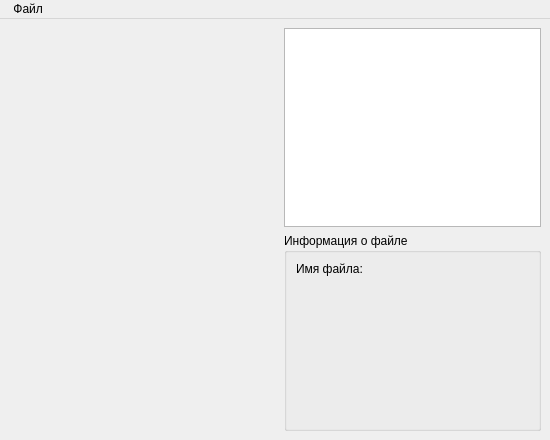
Qt form GUI/designer/MainWindow.ui (WhiteFox123c/Viewer) before a commit.
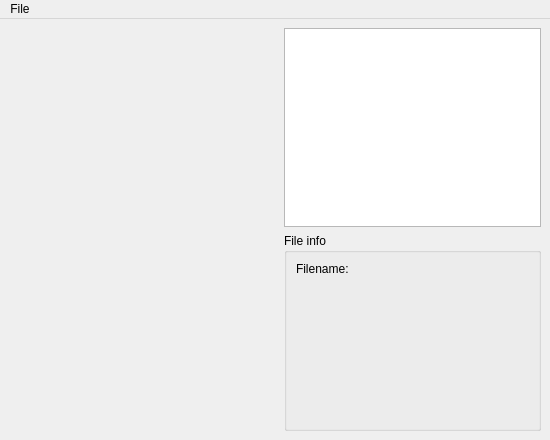
The same form after that commit.

Commit message: Update layout and behavior for path selecting

What changed in the file:
```diff
--- a/GUI/designer/MainWindow.ui
+++ b/GUI/designer/MainWindow.ui
@@ -74,13 +74,13 @@
           </sizepolicy>
          </property>
          <property name="title">
-          <string>Информация о файле</string>
+          <string>File info</string>
          </property>
          <layout class="QFormLayout" name="FileInfoGroupBoxLayout">
           <item row="0" column="0">
            <widget class="QLabel" name="TitleFileNameLabel">
             <property name="text">
-             <string>Имя файла:</string>
+             <string>Filename:</string>
             </property>
            </widget>
           </item>
@@ -110,7 +110,7 @@
    </property>
    <widget class="QMenu" name="FileMenu">
     <property name="title">
-     <string> Файл</string>
+     <string>File</string>
     </property>
     <addaction name="OpenAction"/>
    </widget>
```
Left out of the diff: 4 changed lines with no effect on the pictures. The commit also changes 6 other files.
